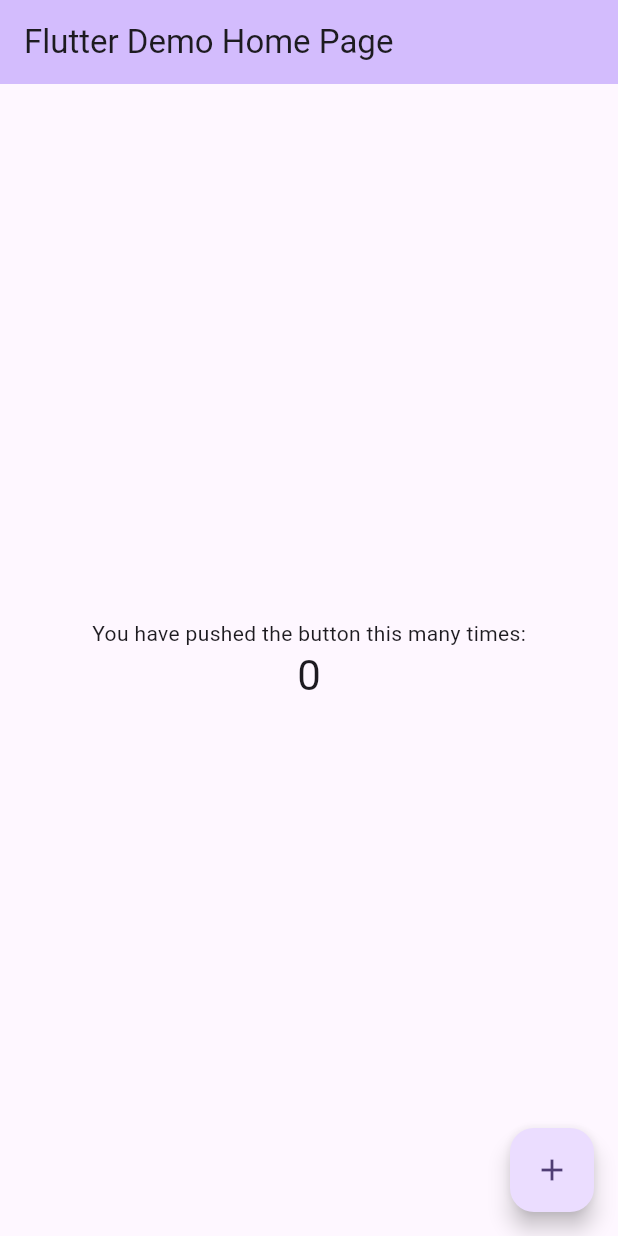
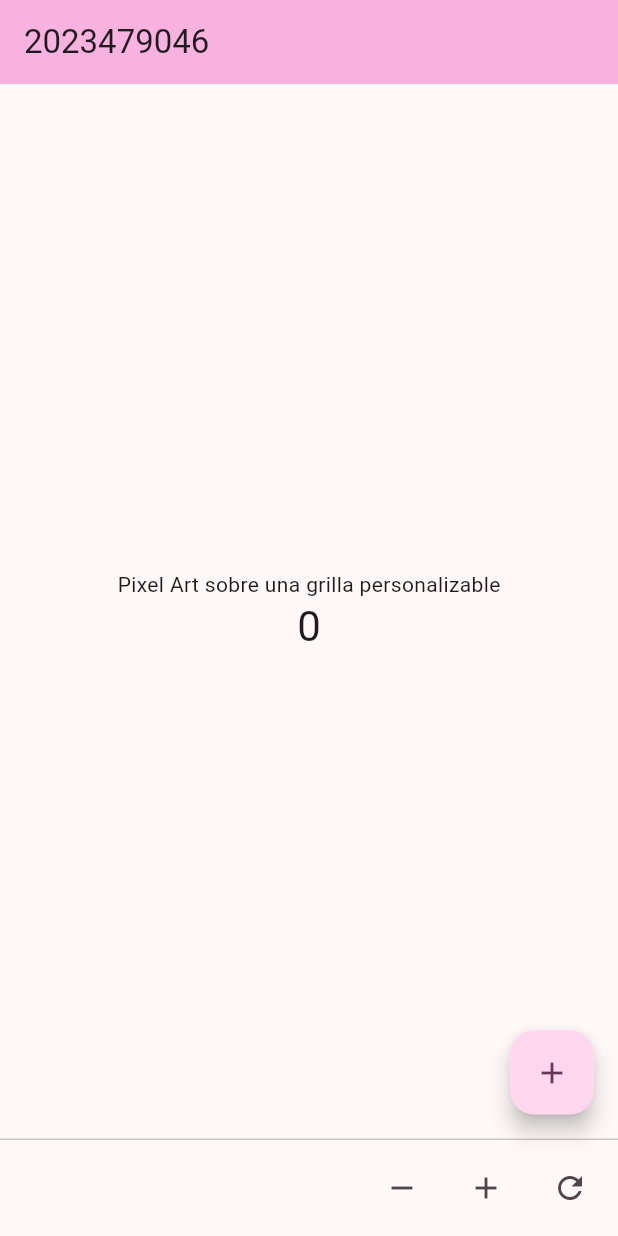
Before and after one commit to Bastian-Correa/3479A321_2023479046, a Flutter app: the screen it shows after launch, on a phone screen of 412 x 824 dp. Run offline on Flutter 3.47's test engine with Material 3 defaults, Android fonts, the phone set to English and light mode, and no system bars.

Commit message:
Actualización de avance
Implementación de botones con iconos correspondientes que sean faciles de entender.

Nose si es necesario a estas alguras pero soy Bastian Correa y este es mi avance para el Laboratorio 2 de Dispositivos Moviles.

```diff
--- a/Lab2/lab2/lib/main.dart
+++ b/Lab2/lab2/lib/main.dart
@@ -11,7 +11,7 @@ class MyApp extends StatelessWidget {
   @override
   Widget build(BuildContext context) {
     return MaterialApp(
-      title: 'Flutter Demo',
+      title: '2023479046',
       theme: ThemeData(
         // This is the theme of your application.
         //
@@ -28,9 +28,11 @@ class MyApp extends StatelessWidget {
         //
         // This works for code too, not just values: Most code changes can be
         // tested with just a hot reload.
-        colorScheme: ColorScheme.fromSeed(seedColor: Colors.deepPurple),
+        colorScheme: ColorScheme.fromSeed(
+          seedColor: const Color.fromARGB(255, 193, 11, 165),
+        ),
       ),
-      home: const MyHomePage(title: 'Flutter Demo Home Page'),
+      home: const MyHomePage(title: '2023479046'),
     );
   }
 }
@@ -64,6 +66,20 @@ class _MyHomePageState extends State<MyHomePage> {
       // _counter without calling setState(), then the build method would not be
       // called again, and so nothing would appear to happen.
       _counter++;
+    });
+  }
+
+  //Para disminuir
+  void _decrementCounter() {
+    setState(() {
+      _counter--;
+    });
+  }
+
+  //Para reiniciar
+  void _resetCounter() {
+    setState(() {
+      _counter = 0;
     });
   }
 
@@ -104,7 +120,7 @@ class _MyHomePageState extends State<MyHomePage> {
           // wireframe for each widget.
           mainAxisAlignment: MainAxisAlignment.center,
           children: <Widget>[
-            const Text('You have pushed the button this many times:'),
+            const Text('Pixel Art sobre una grilla personalizable'),
             Text(
               '$_counter',
               style: Theme.of(context).textTheme.headlineMedium,
@@ -117,6 +133,24 @@ class _MyHomePageState extends State<MyHomePage> {
         tooltip: 'Increment',
         child: const Icon(Icons.add),
       ), // This trailing comma makes auto-formatting nicer for build methods.
+      //Botones de abajo
+      persistentFooterButtons: [
+        IconButton(
+          onPressed: _decrementCounter,
+          icon: const Icon(Icons.remove), //Icono para el -
+          tooltip: "Restar",
+        ),
+        IconButton(
+          onPressed: _incrementCounter,
+          icon: const Icon(Icons.add), //Icono para el +
+          tooltip: "Sumar",
+        ),
+        IconButton(
+          onPressed: _resetCounter,
+          icon: const Icon(Icons.refresh), //Icono para el reiniciar conteo
+          tooltip: "Restaurar",
+        ),
+      ],
     );
   }
 }
```
